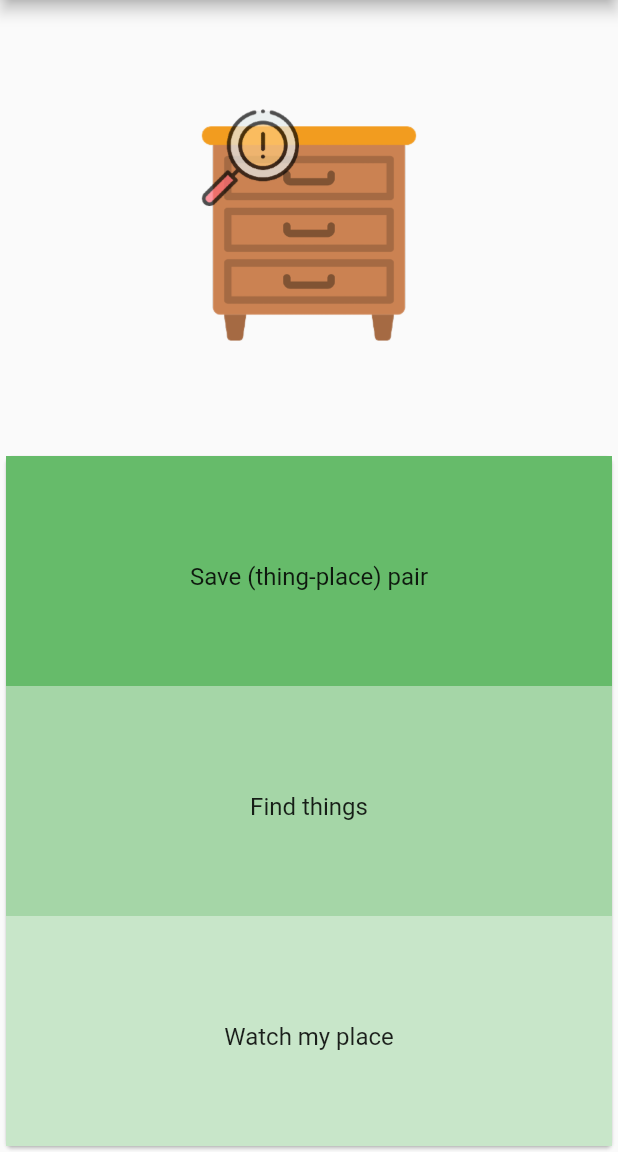
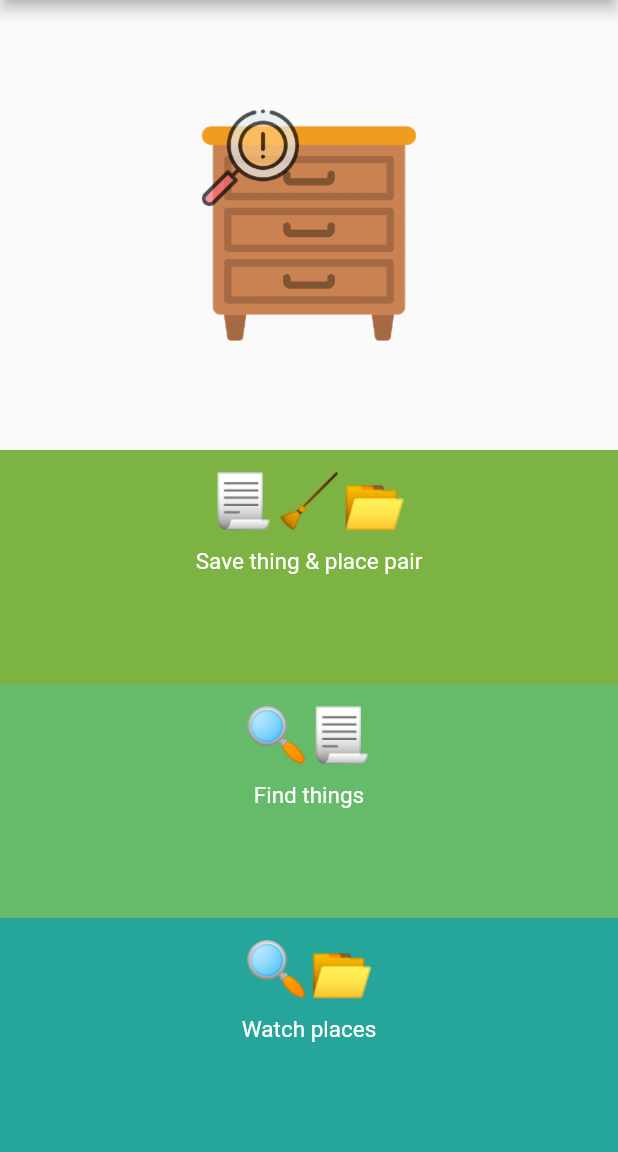
Before and after one commit to Kim-menu/whereIsMy, a Flutter app: the screen it shows after launch, on a phone screen of 412 x 824 dp, the part 84-1236 px from its top. Run offline on Flutter 3.47's test engine with Material 2 defaults, Android fonts, the phone set to English and light mode, and no system bars; Roboto replaces fonts that are missing (Nanum_Gothic_KR).

Commit message:
STYLE: make screen more pretty
- Modify color
- Modify menu title
- Input subtitle on each menu buttons

```diff
--- a/lib/main.dart
+++ b/lib/main.dart
@@ -8,7 +8,8 @@
     return MaterialApp(
       title: 'Where Is My',
       theme: ThemeData(
-        primarySwatch: Colors.green
+        fontFamily: 'Nanum_Gothic_KR',
+        primarySwatch: Colors.green,
       ),
       home: MyHomePage(),
     );
@@ -27,26 +28,22 @@
         child: Column(
             children: [
               _imageBox(300.0, 'assets/icon_home_page.png', 170.0),
-              _buildCard(),
+              _buildMenu(),
             ],
           ),
         )
     );
   }
 
-  Widget _buildCard() {
+  Widget _buildMenu() {
     return Expanded(
-        child: SizedBox(
-          child: Card(
       child: Column(
         children: [
-                _tile('Save (thing-place) pair', Colors.green[400]),
-                _tile('Find things', Colors.green[200]),
-                _tile('Watch my place', Colors.green[100]),
+          _tile('📃🧹📂', 'Save thing & place pair', Colors.lightGreen[600]),
+          _tile('🔍📃', 'Find things', Colors.green[400]),
+          _tile('🔍📂', 'Watch places', Colors.teal[400]),
         ],
       ),
-          ),
-        )
     );
   }
 
@@ -62,15 +59,30 @@
     );
   }
 
-  Widget _tile(String title, Color? color) {
+  Widget _tile(String title, String subtitle, Color? color) {
     return Expanded(
         child: ListTile(
-          title: Center(
-            child:
+          title: Column(
+            children: [
+              const SizedBox(height: 10.0),
               Text(
                 title,
                 textAlign: TextAlign.center,
+                style: const TextStyle(
+                  color: Colors.white,
+                  fontSize: 35,
                 ),
+              ),
+              const SizedBox(height: 10.0),
+              Text(
+                subtitle,
+                textAlign: TextAlign.center,
+                style: const TextStyle(
+                  color: Colors.white,
+                  fontSize: 15,
+                ),
+              ),
+            ],
           ),
           tileColor: color,
         )
```
Lines whose indentation alone changed are shown as unchanged.
